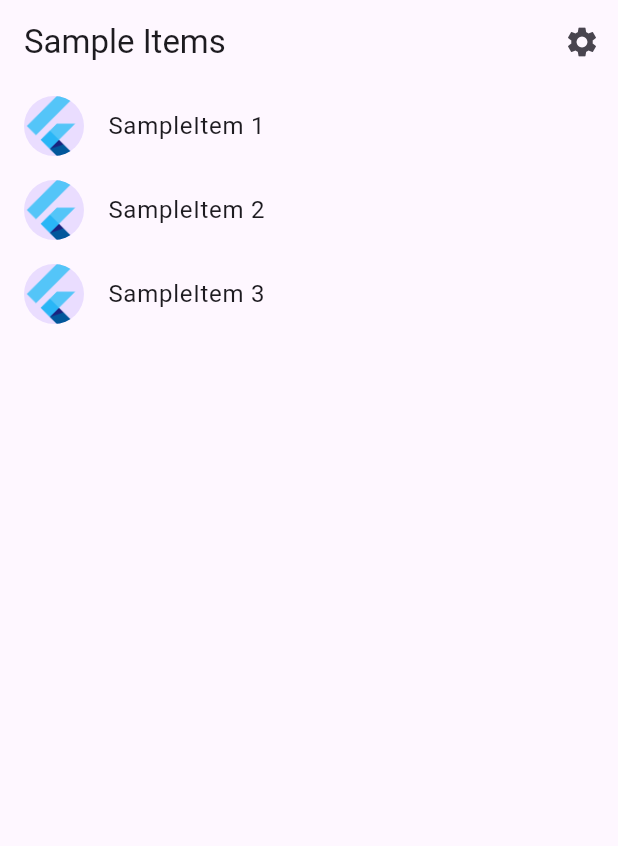
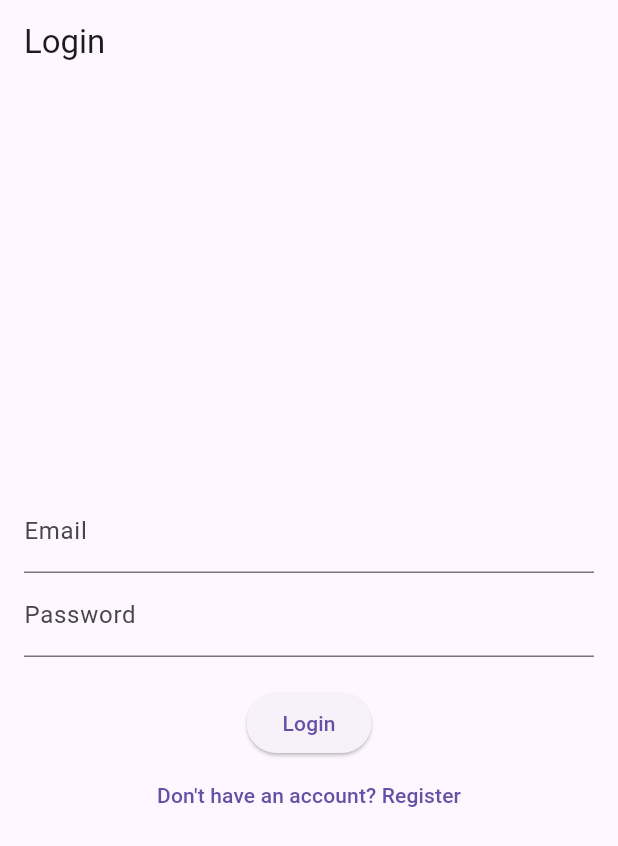
Before and after one commit to cloudy3/SettleUp, a Flutter app: the screen it shows after launch, on a phone screen of 412 x 824 dp. Shown: the top 846 px of the screen. Run offline on Flutter 3.47's test engine with Material 3 defaults, Android fonts, the light colour scheme and no system bars; our stand-ins replace cloud_firestore, firebase_auth, firebase_core; accounts and stored records are empty.

Commit message:
feat: add firebase auth

```diff
--- a/l10n.yaml
+++ /dev/null
@@ -1,3 +0,0 @@
-arb-dir: lib/src/localization
-template-arb-file: app_en.arb
-output-localization-file: app_localizations.dart
--- /dev/null
+++ b/lib/auth_service.dart
@@ -0,0 +1,64 @@
+import 'package:cloud_firestore/cloud_firestore.dart';
+import 'package:firebase_auth/firebase_auth.dart';
+
+class AuthService {
+  final FirebaseAuth _auth = FirebaseAuth.instance;
+  final FirebaseFirestore _firestore = FirebaseFirestore.instance;
+
+  // Register user
+  Future<User?> register(String email, String password) async {
+    try {
+      UserCredential userCredential =
+          await _auth.createUserWithEmailAndPassword(
+        email: email,
+        password: password,
+      );
+
+      User? user = userCredential.user;
+
+      if (user != null) {
+        // Save user information in Firestore
+        await _firestore.collection('users').doc(user.uid).set({
+          'email': user.email,
+          'createdAt': FieldValue.serverTimestamp(),
+        });
+      }
+
+      return user;
+    } catch (e) {
+      print("Error registering: $e");
+      return null;
+    }
+  }
+
+  // Login user
+  Future<User?> login(String email, String password) async {
+    try {
+      UserCredential userCredential = await _auth.signInWithEmailAndPassword(
+        email: email,
+        password: password,
+      );
+      return userCredential.user;
+    } catch (e) {
+      print("Error logging in: $e");
+      return null;
+    }
+  }
+
+  // Logout user
+  Future<void> logout() async {
+    await _auth.signOut();
+  }
+
+  // Fetch user data from Firestore
+  Future<Map<String, dynamic>?> getUserData(String uid) async {
+    try {
+      DocumentSnapshot doc =
+          await _firestore.collection('users').doc(uid).get();
+      return doc.data() as Map<String, dynamic>?;
+    } catch (e) {
+      print("Error fetching user data: $e");
+      return null;
+    }
+  }
+}
--- a/lib/main.dart
+++ b/lib/main.dart
@@ -1,18 +1,24 @@
+import 'package:flutter/material.dart';
 import 'package:firebase_core/firebase_core.dart';
-import 'package:flutter/material.dart';
-
-import 'src/app.dart';
-import 'src/settings/settings_controller.dart';
-import 'src/settings/settings_service.dart';
+import 'package:settle_up/screens/auth_screen.dart';
 
 void main() async {
-  final settingsController = SettingsController(SettingsService());
-
-  // Load the user's preferred theme while the splash screen is displayed.
-  // This prevents a sudden theme change when the app is first displayed.
-  await settingsController.loadSettings();
   WidgetsFlutterBinding.ensureInitialized();
   await Firebase.initializeApp();
+  runApp(const MyApp());
+}
 
-  runApp(MyApp(settingsController: settingsController));
+class MyApp extends StatelessWidget {
+  const MyApp({super.key});
+
+  @override
+  Widget build(BuildContext context) {
+    return MaterialApp(
+      title: 'Splitwise Clone',
+      theme: ThemeData(
+        primarySwatch: Colors.blue,
+      ),
+      home: const AuthScreen(),
+    );
+  }
 }
--- /dev/null
+++ b/lib/screens/auth_screen.dart
@@ -0,0 +1,84 @@
+import 'package:flutter/material.dart';
+import 'package:settle_up/auth_service.dart';
+
+class AuthScreen extends StatefulWidget {
+  const AuthScreen({super.key});
+
+  @override
+  _AuthScreenState createState() => _AuthScreenState();
+}
+
+class _AuthScreenState extends State<AuthScreen> {
+  final AuthService _authService = AuthService();
+  final TextEditingController _emailController = TextEditingController();
+  final TextEditingController _passwordController = TextEditingController();
+  bool _isLogin = true;
+
+  void _toggleFormType() {
+    setState(() {
+      _isLogin = !_isLogin;
+    });
+  }
+
+  Future<void> _submit() async {
+    final email = _emailController.text.trim();
+    final password = _passwordController.text.trim();
+
+    if (_isLogin) {
+      // Login
+      final user = await _authService.login(email, password);
+      if (user != null) {
+        // Navigate to home screen
+        print("Login successful");
+      } else {
+        print("Login failed");
+      }
+    } else {
+      // Register
+      final user = await _authService.register(email, password);
+      if (user != null) {
+        print("Registration successful");
+      } else {
+        print("Registration failed");
+      }
+    }
+  }
+
+  @override
+  Widget build(BuildContext context) {
+    return Scaffold(
+      appBar: AppBar(
+        title: Text(_isLogin ? 'Login' : 'Register'),
+      ),
+      body: Padding(
+        padding: EdgeInsets.all(16.0),
+        child: Column(
+          mainAxisAlignment: MainAxisAlignment.center,
+          children: [
+            TextField(
+              controller: _emailController,
+              decoration: InputDecoration(labelText: 'Email'),
+              keyboardType: TextInputType.emailAddress,
+            ),
+            TextField(
+              controller: _passwordController,
+              decoration: InputDecoration(labelText: 'Password'),
+              obscureText: true,
+            ),
+            SizedBox(height: 20),
+            ElevatedButton(
+              onPressed: _submit,
+              child: Text(_isLogin ? 'Login' : 'Register'),
+            ),
+            TextButton(
+              onPressed: _toggleFormType,
+              child: Text(_isLogin
+                  ? 'Don\'t have an account? Register'
+                  : 'Already have an account? Login'),
+            ),
+          ],
+        ),
+      ),
+    );
+  }
+}
--- a/lib/src/app.dart
+++ /dev/null
@@ -1,85 +0,0 @@
-import 'package:flutter/material.dart';
-import 'package:flutter_gen/gen_l10n/app_localizations.dart';
-import 'package:flutter_localizations/flutter_localizations.dart';
-
-import 'sample_feature/sample_item_details_view.dart';
-import 'sample_feature/sample_item_list_view.dart';
-import 'settings/settings_controller.dart';
-import 'settings/settings_view.dart';
-
-/// The Widget that configures your application.
-class MyApp extends StatelessWidget {
-  const MyApp({
-    super.key,
-    required this.settingsController,
-  });
-
-  final SettingsController settingsController;
-
-  @override
-  Widget build(BuildContext context) {
-    // Glue the SettingsController to the MaterialApp.
-    //
-    // The ListenableBuilder Widget listens to the SettingsController for changes.
-    // Whenever the user updates their settings, the MaterialApp is rebuilt.
-    return ListenableBuilder(
-      listenable: settingsController,
-      builder: (BuildContext context, Widget? child) {
-        return MaterialApp(
-          // Providing a restorationScopeId allows the Navigator built by the
-          // MaterialApp to restore the navigation stack when a user leaves and
-          // returns to the app after it has been killed while running in the
-          // background.
-          restorationScopeId: 'app',
-
-          // Provide the generated AppLocalizations to the MaterialApp. This
-          // allows descendant Widgets to display the correct translations
-          // depending on the user's locale.
-          localizationsDelegates: const [
-            AppLocalizations.delegate,
-            GlobalMaterialLocalizations.delegate,
-            GlobalWidgetsLocalizations.delegate,
-            GlobalCupertinoLocalizations.delegate,
-          ],
-          supportedLocales: const [
-            Locale('en', ''), // English, no country code
-          ],
-
-          // Use AppLocalizations to configure the correct application title
-          // depending on the user's locale.
-          //
-          // The appTitle is defined in .arb files found in the localization
-          // directory.
-          onGenerateTitle: (BuildContext context) =>
-              AppLocalizations.of(context)!.appTitle,
-
-          // Define a light and dark color theme. Then, read the user's
-          // preferred ThemeMode (light, dark, or system default) from the
-          // SettingsController to display the correct theme.
-          theme: ThemeData(),
-          darkTheme: ThemeData.dark(),
-          themeMode: settingsController.themeMode,
-
-          // Define a function to handle named routes in order to support
-          // Flutter web url navigation and deep linking.
-          onGenerateRoute: (RouteSettings routeSettings) {
-            return MaterialPageRoute<void>(
-              settings: routeSettings,
-              builder: (BuildContext context) {
-                switch (routeSettings.name) {
-                  case SettingsView.routeName:
-                    return SettingsView(controller: settingsController);
-                  case SampleItemDetailsView.routeName:
-                    return const SampleItemDetailsView();
-                  case SampleItemListView.routeName:
-                  default:
-                    return const SampleItemListView();
-                }
-              },
-            );
-          },
-        );
-      },
-    );
-  }
-}
--- a/lib/src/localization/app_en.arb
+++ /dev/null
@@ -1,6 +0,0 @@
-{
-  "appTitle": "settle_up",
-  "@appTitle": {
-    "description": "The title of the application"
-  }
-}
--- a/lib/src/sample_feature/sample_item.dart
+++ /dev/null
@@ -1,6 +0,0 @@
-/// A placeholder class that represents an entity or model.
-class SampleItem {
-  const SampleItem(this.id);
-
-  final int id;
-}
--- a/lib/src/sample_feature/sample_item_list_view.dart
+++ /dev/null
@@ -1,71 +0,0 @@
-import 'package:flutter/material.dart';
-
-import '../settings/settings_view.dart';
-import 'sample_item.dart';
-import 'sample_item_details_view.dart';
-
-/// Displays a list of SampleItems.
-class SampleItemListView extends StatelessWidget {
-  const SampleItemListView({
-    super.key,
-    this.items = const [SampleItem(1), SampleItem(2), SampleItem(3)],
-  });
-
-  static const routeName = '/';
-
-  final List<SampleItem> items;
-
-  @override
-  Widget build(BuildContext context) {
-    return Scaffold(
-      appBar: AppBar(
-        title: const Text('Sample Items'),
-        actions: [
-          IconButton(
-            icon: const Icon(Icons.settings),
-            onPressed: () {
-              // Navigate to the settings page. If the user leaves and returns
-              // to the app after it has been killed while running in the
-              // background, the navigation stack is restored.
-              Navigator.restorablePushNamed(context, SettingsView.routeName);
-            },
-          ),
-        ],
-      ),
-
-      // To work with lists that may contain a large number of items, it’s best
-      // to use the ListView.builder constructor.
-      //
-      // In contrast to the default ListView constructor, which requires
-      // building all Widgets up front, the ListView.builder constructor lazily
-      // builds Widgets as they’re scrolled into view.
-      body: ListView.builder(
-        // Providing a restorationId allows the ListView to restore the
-        // scroll position when a user leaves and returns to the app after it
-        // has been killed while running in the background.
-        restorationId: 'sampleItemListView',
-        itemCount: items.length,
-        itemBuilder: (BuildContext context, int index) {
-          final item = items[index];
-
-          return ListTile(
-            title: Text('SampleItem ${item.id}'),
-            leading: const CircleAvatar(
-              // Display the Flutter Logo image asset.
-              foregroundImage: AssetImage('assets/images/flutter_logo.png'),
-            ),
-            onTap: () {
-              // Navigate to the details page. If the user leaves and returns to
-              // the app after it has been killed while running in the
-              // background, the navigation stack is restored.
-              Navigator.restorablePushNamed(
-                context,
-                SampleItemDetailsView.routeName,
-              );
-            }
-          );
-        },
-      ),
-    );
-  }
-}
--- a/lib/src/settings/settings_controller.dart
+++ /dev/null
@@ -1,50 +0,0 @@
-import 'package:flutter/material.dart';
-
-import 'settings_service.dart';
-
-/// A class that many Widgets can interact with to read user settings, update
-/// user settings, or listen to user settings changes.
-///
-/// Controllers glue Data Services to Flutter Widgets. The SettingsController
-/// uses the SettingsService to store and retrieve user settings.
-class SettingsController with ChangeNotifier {
-  SettingsController(this._settingsService);
-
-  // Make SettingsService a private variable so it is not used directly.
-  final SettingsService _settingsService;
-
-  // Make ThemeMode a private variable so it is not updated directly without
-  // also persisting the changes with the SettingsService.
-  late ThemeMode _themeMode;
-
-  // Allow Widgets to read the user's preferred ThemeMode.
-  ThemeMode get themeMode => _themeMode;
-
-  /// Load the user's settings from the SettingsService. It may load from a
-  /// local database or the internet. The controller only knows it can load the
-  /// settings from the service.
-  Future<void> loadSettings() async {
-    _themeMode = await _settingsService.themeMode();
-
-    // Important! Inform listeners a change has occurred.
-    notifyListeners();
-  }
-
-  /// Update and persist the ThemeMode based on the user's selection.
-  Future<void> updateThemeMode(ThemeMode? newThemeMode) async {
-    if (newThemeMode == null) return;
-
-    // Do not perform any work if new and old ThemeMode are identical
-    if (newThemeMode == _themeMode) return;
-
-    // Otherwise, store the new ThemeMode in memory
-    _themeMode = newThemeMode;
-
-    // Important! Inform listeners a change has occurred.
-    notifyListeners();
-
-    // Persist the changes to a local database or the internet using the
-    // SettingService.
-    await _settingsService.updateThemeMode(newThemeMode);
-  }
-}
--- a/lib/src/settings/settings_service.dart
+++ /dev/null
@@ -1,17 +0,0 @@
-import 'package:flutter/material.dart';
-
-/// A service that stores and retrieves user settings.
-///
-/// By default, this class does not persist user settings. If you'd like to
-/// persist the user settings locally, use the shared_preferences package. If
-/// you'd like to store settings on a web server, use the http package.
-class SettingsService {
-  /// Loads the User's preferred ThemeMode from local or remote storage.
-  Future<ThemeMode> themeMode() async => ThemeMode.system;
-
-  /// Persists the user's preferred ThemeMode to local or remote storage.
-  Future<void> updateThemeMode(ThemeMode theme) async {
-    // Use the shared_preferences package to persist settings locally or the
-    // http package to persist settings over the network.
-  }
-}
--- a/lib/src/settings/settings_view.dart
+++ /dev/null
@@ -1,51 +0,0 @@
-import 'package:flutter/material.dart';
-
-import 'settings_controller.dart';
-
-/// Displays the various settings that can be customized by the user.
-///
-/// When a user changes a setting, the SettingsController is updated and
-/// Widgets that listen to the SettingsController are rebuilt.
-class SettingsView extends StatelessWidget {
-  const SettingsView({super.key, required this.controller});
-
-  static const routeName = '/settings';
-
-  final SettingsController controller;
-
-  @override
-  Widget build(BuildContext context) {
-    return Scaffold(
-      appBar: AppBar(
-        title: const Text('Settings'),
-      ),
-      body: Padding(
-        padding: const EdgeInsets.all(16),
-        // Glue the SettingsController to the theme selection DropdownButton.
-        //
-        // When a user selects a theme from the dropdown list, the
-        // SettingsController is updated, which rebuilds the MaterialApp.
-        child: DropdownButton<ThemeMode>(
-          // Read the selected themeMode from the controller
-          value: controller.themeMode,
-          // Call the updateThemeMode method any time the user selects a theme.
-          onChanged: controller.updateThemeMode,
-          items: const [
-            DropdownMenuItem(
-              value: ThemeMode.system,
-              child: Text('System Theme'),
-            ),
-            DropdownMenuItem(
-              value: ThemeMode.light,
-              child: Text('Light Theme'),
-            ),
-            DropdownMenuItem(
-              value: ThemeMode.dark,
-              child: Text('Dark Theme'),
-            )
-          ],
-        ),
-      ),
-    );
-  }
-}
```
Also changed, not shown: lib/src/sample_feature/sample_item_details_view.dart (deleted, +0 -20 lines).
